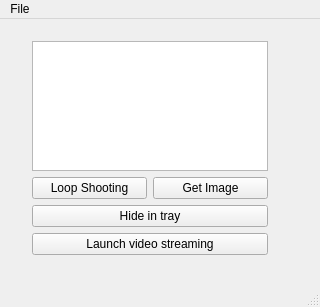
Qt form ImageServerGui/mainwindow.ui (dreamhostage/Image-Service) before a commit.
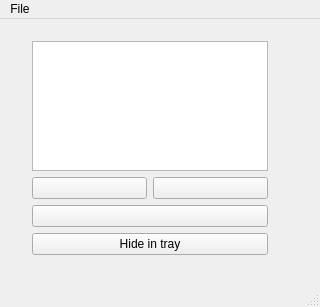
The same form after that commit.

Commit message: New Image Server design and some uodates

```diff
--- a/ImageServerGui/mainwindow.ui
+++ b/ImageServerGui/mainwindow.ui
@@ -44,19 +44,26 @@
        <item>
         <widget class="QPushButton" name="pushButton_2">
          <property name="text">
-          <string>Loop Shooting</string>
+          <string/>
          </property>
         </widget>
        </item>
        <item>
         <widget class="QPushButton" name="b_GetImage">
          <property name="text">
-          <string>Get Image</string>
+          <string/>
          </property>
         </widget>
        </item>
       </layout>
      </item>
+     <item>
+      <widget class="QPushButton" name="Launchvideostreaming">
+       <property name="text">
+        <string/>
+       </property>
+      </widget>
+     </item>
      <item>
       <widget class="QPushButton" name="pushButton_3">
        <property name="text">
@@ -64,13 +71,6 @@
        </property>
       </widget>
      </item>
-     <item>
-      <widget class="QPushButton" name="Launchvideostreaming">
-       <property name="text">
-        <string>Launch video streaming</string>
-       </property>
-      </widget>
-     </item>
     </layout>
    </widget>
   </widget>
```
Left out of the diff: 2 changed lines with no effect on the pictures. The commit also changes 13 other files.
